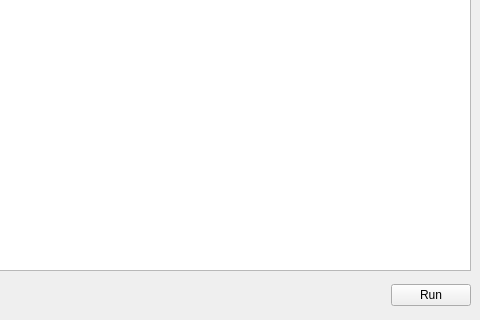
The window that musclex/ui/launcher.ui (biocatiit/musclex) describes before a commit, drawn with Qt 5; both pictures show x 320 to 800 and y 280 to 600 of the 800 by 600 pixel window.
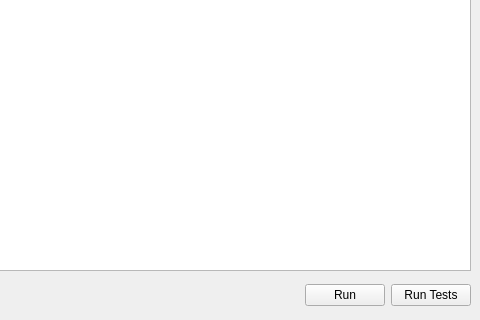
The same window after the commit.

Commit message: Add a testing module to the intial launcher program

Patch:
```diff
--- a/musclex/ui/launcher.ui
+++ b/musclex/ui/launcher.ui
@@ -318,6 +318,13 @@
       </property>
      </widget>
     </item>
+    <item>
+     <widget class="QPushButton" name="testButton">
+      <property name="text">
+       <string>Run Tests</string>
+      </property>
+     </widget>
+    </item>
    </layout>
   </widget>
  </widget>
```
The commit also changes 3 other files.
